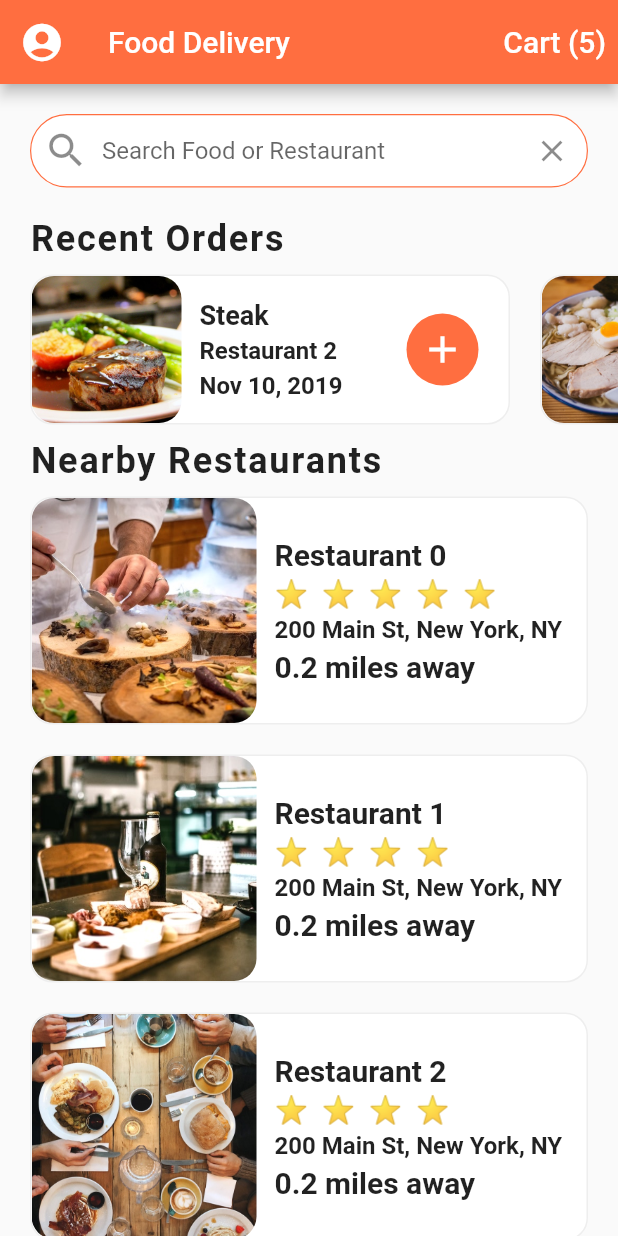
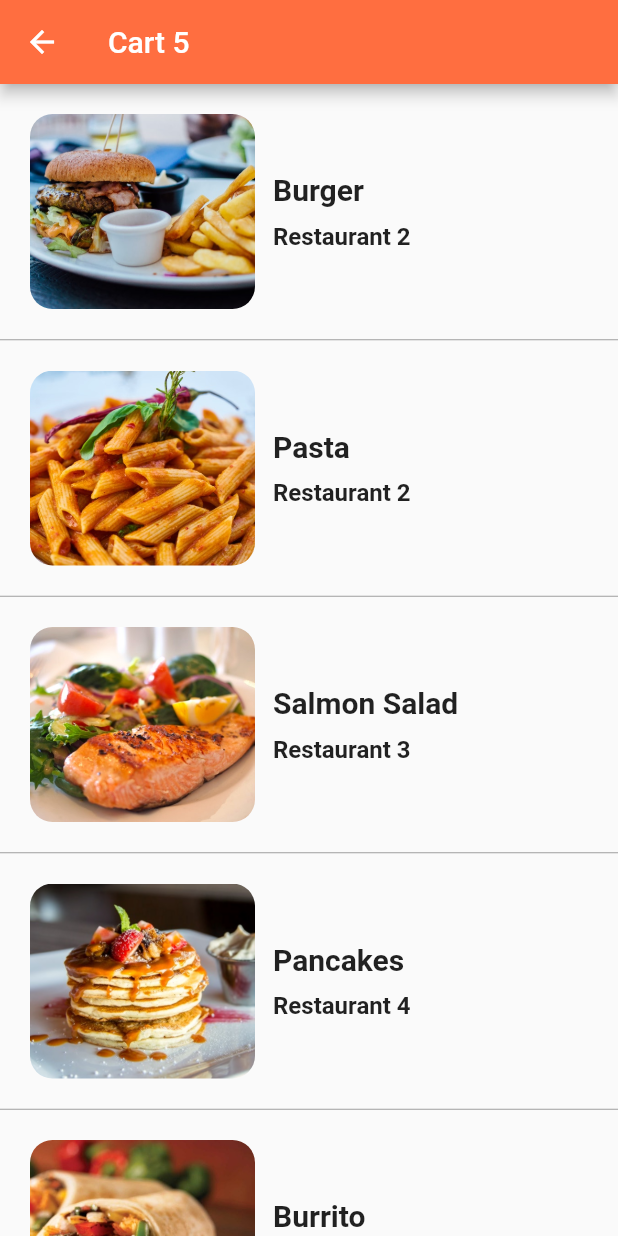
Before and after one commit to eRuaro/delivery_app, a Flutter app: the screen it shows after launch, after a tap on an icon or button, on a phone screen of 412 x 824 dp. Run offline on Flutter 3.47's test engine with Material 2 defaults, Android fonts, the phone set to English and light mode, and no system bars.

Commit message:
almost done with cart screen

```diff
--- /dev/null
+++ b/lib/screens/cart_screen.dart
@@ -0,0 +1,98 @@
+import 'package:flutter/material.dart';
+import 'package:delivery_app/data/data.dart';
+import 'package:delivery_app/models/order.dart';
+
+class CartScreen extends StatefulWidget {
+  const CartScreen({Key? key}) : super(key: key);
+  @override
+  _CartScreenState createState() => _CartScreenState();
+}
+
+class _CartScreenState extends State<CartScreen> {
+  _buildCartItem(Order order) {
+    return Container(
+      height: 170,
+      padding: EdgeInsets.all(20),
+      child: Row(
+        children: [
+          //wrap with expanded for textoverflow to work
+          Expanded(
+            child: Row(
+              children: [
+                Container(
+                  width: 150,
+                  decoration: BoxDecoration(
+                    image: DecorationImage(
+                      image: AssetImage(
+                        order.food.imageUrl,
+                      ),
+                      fit: BoxFit.cover,
+                    ),
+                    borderRadius: BorderRadius.circular(15),
+                  ),
+                ),
+                //Wrap Column with container and expanded for textoverflow
+                Expanded(
+                  child: Container(
+                    margin: EdgeInsets.all(12),
+                    child: Column(
+                      mainAxisAlignment: MainAxisAlignment.center,
+                      crossAxisAlignment: CrossAxisAlignment.start,
+                      children: [
+                        Text(
+                          order.food.name,
+                          style: TextStyle(
+                            fontSize: 20,
+                            fontWeight: FontWeight.bold,
+                          ),
+                          overflow: TextOverflow.ellipsis,
+                        ),
+                        SizedBox(
+                          height: 10,
+                        ),
+                        Text(
+                          order.restaurant.name,
+                          style: TextStyle(
+                            fontSize: 16,
+                            fontWeight: FontWeight.w600,
+                          ),
+                          overflow: TextOverflow.ellipsis,
+                        ),
+                      ],
+                    ),
+                  ),
+                ),
+              ],
+            ),
+          ),
+        ],
+      ),
+
+    );
+  }
+
+  @override
+  Widget build(BuildContext context) {
+    return Scaffold(
+      appBar: AppBar(
+        title: Text(
+          'Cart ${currentUser.cart.length}',
+        ),
+      ),
+      body: ListView.separated(
+        physics: BouncingScrollPhysics(),
+        itemBuilder: (BuildContext context, int index) {
+          Order order = currentUser.cart[index];
+          return _buildCartItem(order);
+        },
+        separatorBuilder: (BuildContext context, int index) {
+          return Divider(
+            height: 1,
+            color: Colors.grey,
+          );
+        },
+        itemCount: currentUser.cart.length,
+      ),
+    );
+  }
+}
--- a/lib/screens/home_screen.dart
+++ b/lib/screens/home_screen.dart
@@ -1,6 +1,7 @@
 import 'package:delivery_app/models/restaurant.dart';
 import 'package:flutter/material.dart';
 import 'package:delivery_app/screens/restaurant_screen.dart';
+import 'package:delivery_app/screens/cart_screen.dart';
 import 'package:delivery_app/data/data.dart';
 import 'package:delivery_app/widgets/recent_orders.dart';
 import 'package:delivery_app/widgets/rating_stars.dart';
@@ -113,7 +114,12 @@ class _HomeScreenState extends State<HomeScreen> {
         // similar to trailing
         actions: [
           TextButton(
-            onPressed: () {},
+            onPressed: () => Navigator.push(
+              context,
+              MaterialPageRoute(
+                builder: (_) => CartScreen(),
+                ),
+              ),
             child: Text(
               'Cart (${currentUser.cart.length})',
               style: TextStyle(
```
